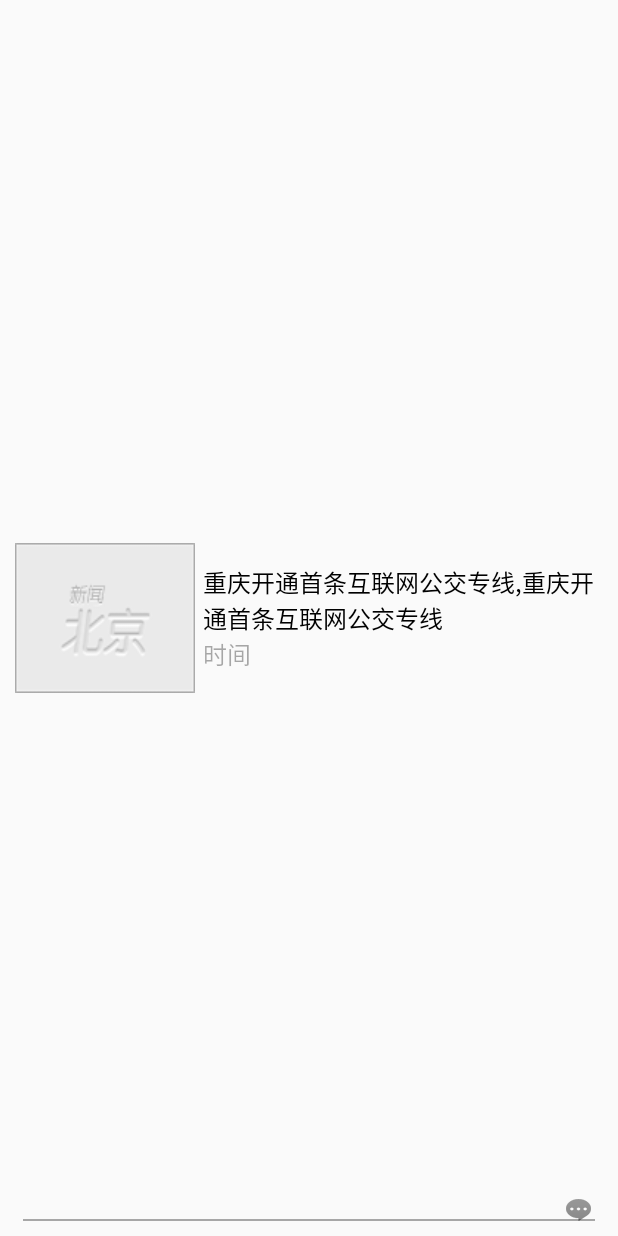
After one commit to tianxuewei1016/BeijingNewsOne_0224, an Android app: the layout item_tab_detail.xml on its own in the app's theme, with its tools: preview values and no code run, on a phone screen of 412 x 824 dp. The commit adds this screen. Run offline under Robolectric (Android 15) with nearby library versions, the phone set to English and light mode, and no system bars.

Commit message:
列表新闻数据填充

```diff
--- /dev/null
+++ b/app/src/main/res/layout/item_tab_detail.xml
@@ -0,0 +1,66 @@
+<?xml version="1.0" encoding="utf-8"?>
+
+<FrameLayout xmlns:android="http://schemas.android.com/apk/res/android"
+    android:layout_width="match_parent"
+    android:layout_height="wrap_content"
+    android:padding="10dp">
+
+    <RelativeLayout xmlns:android="http://schemas.android.com/apk/res/android"
+        android:layout_width="match_parent"
+        android:layout_height="wrap_content">
+
+        <ImageView
+            android:id="@+id/iv_icon"
+            android:layout_width="120dp"
+            android:layout_height="100dp"
+            android:layout_centerVertical="true"
+            android:scaleType="fitXY"
+            android:src="@drawable/news_pic_default" />
+
+        <LinearLayout
+            android:layout_width="wrap_content"
+            android:layout_height="wrap_content"
+            android:layout_centerVertical="true"
+            android:layout_marginLeft="5dp"
+            android:layout_toRightOf="@id/iv_icon"
+            android:orientation="vertical">
+
+            <TextView
+                android:id="@+id/tv_desc"
+                android:layout_width="wrap_content"
+                android:layout_height="wrap_content"
+                android:lines="2"
+                android:text="重庆开通首条互联网公交专线,重庆开通首条互联网公交专线"
+                android:textColor="#000000"
+                android:textSize="16sp" />
+
+            <TextView
+                android:id="@+id/tv_time"
+                android:layout_width="wrap_content"
+                android:layout_height="wrap_content"
+                android:lines="1"
+                android:text="时间"
+                android:textColor="#55000000"
+                android:textSize="16sp" />
+        </LinearLayout>
+
+        <ImageView
+            android:layout_width="wrap_content"
+            android:layout_height="wrap_content"
+            android:layout_alignParentBottom="true"
+            android:layout_alignParentRight="true"
+            android:layout_marginBottom="8dp"
+            android:layout_marginRight="8dp"
+            android:src="@drawable/icon_news_comment_num" />
+
+        <View
+            android:layout_width="match_parent"
+            android:layout_height="1.0dp"
+            android:layout_alignParentBottom="true"
+            android:layout_marginLeft="5dp"
+            android:layout_marginRight="5dp"
+            android:background="#55000000" />
+
+    </RelativeLayout>
+
+</FrameLayout>
```
Also changed, not shown: app/src/main/java/com/atguigu/beijingnewsone_0224/detailpager/TabDetailPager.java (+77 -7 lines), app/src/main/res/layout/pager_tab_detail.xml (+2 -37 lines), app/src/main/res/layout/tab_detail_topnews.xml (added, +35 -0 lines), app/src/main/res/drawable-hdpi/icon_news_comment_num.png (added).
